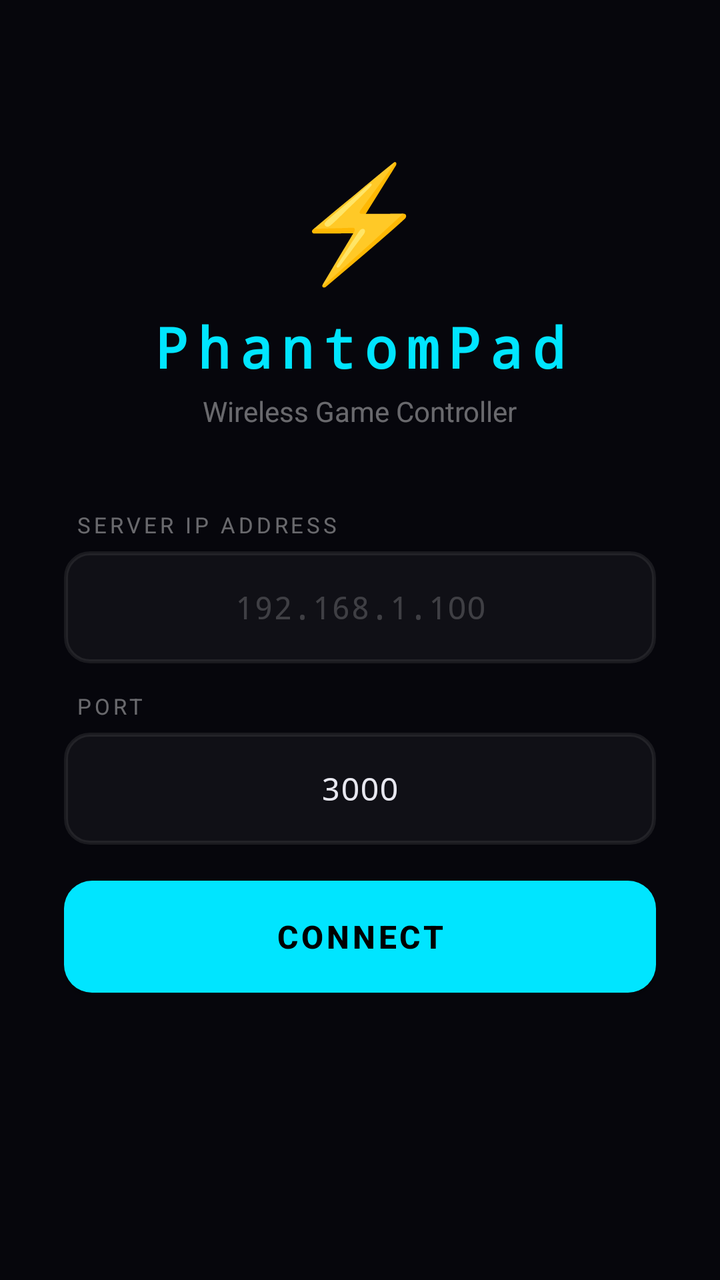
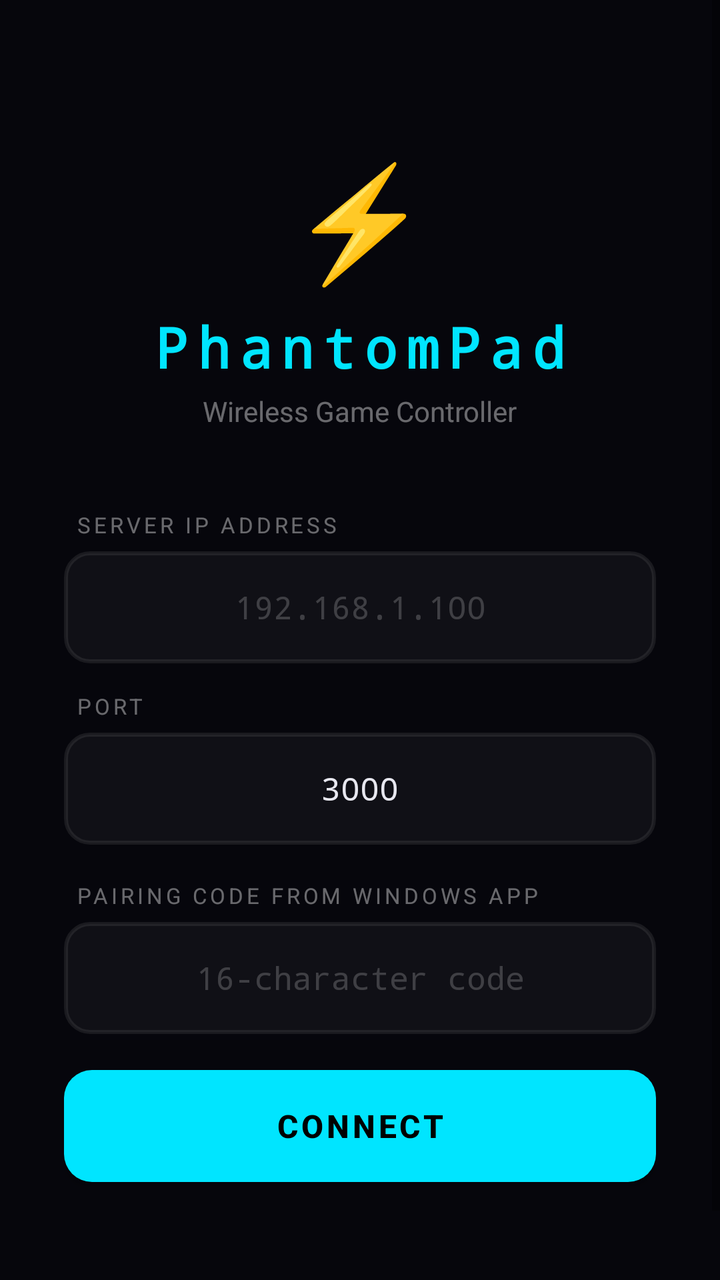

Before-and-after screenshots of an Android layout around one commit, followed by the original layout XML and the change that was made.
<!-- AndroidManifest.xml: activity theme Theme.PhantomPad -->
<!-- res/layout/activity_connect.xml -->
<?xml version="1.0" encoding="utf-8"?>
<ScrollView xmlns:android="http://schemas.android.com/apk/res/android"
    android:layout_width="match_parent"
    android:layout_height="match_parent"
    android:background="#FF06060C"
    android:fillViewport="true">

    <LinearLayout
        android:layout_width="match_parent"
        android:layout_height="wrap_content"
        android:orientation="vertical"
        android:gravity="center_horizontal"
        android:padding="32dp">

        
        <TextView
            android:layout_width="wrap_content"
            android:layout_height="wrap_content"
            android:text="⚡"
            android:textSize="56sp"
            android:layout_marginTop="40dp" />

        <TextView
            android:layout_width="wrap_content"
            android:layout_height="wrap_content"
            android:text="PhantomPad"
            android:textSize="28sp"
            android:textColor="@color/primary"
            android:textStyle="bold"
            android:fontFamily="monospace"
            android:letterSpacing="0.15"
            android:layout_marginTop="8dp" />

        <TextView
            android:layout_width="wrap_content"
            android:layout_height="wrap_content"
            android:text="Wireless Game Controller"
            android:textSize="14sp"
            android:textColor="#66FFFFFF"
            android:layout_marginTop="4dp"
            android:layout_marginBottom="40dp" />

        
        <TextView
            android:layout_width="match_parent"
            android:layout_height="wrap_content"
            android:text="SERVER IP ADDRESS"
            android:textSize="11sp"
            android:textColor="#66FFFFFF"
            android:letterSpacing="0.15"
            android:layout_marginBottom="6dp"
            android:layout_marginStart="4dp"
            android:maxWidth="380dp" />

        <EditText
            android:id="@+id/ip_input"
            android:layout_width="match_parent"
            android:layout_height="56dp"
            android:maxWidth="380dp"
            android:background="@drawable/input_background"
            android:hint="192.168.1.100"
            android:textColorHint="#33FFFFFF"
            android:textColor="#FFE8E8F0"
            android:textSize="16sp"
            android:fontFamily="monospace"
            android:gravity="center"
            android:inputType="textUri"
            android:padding="14dp"
            android:singleLine="true"
            android:layout_marginBottom="14dp"
            android:importantForAutofill="no" />

        
        <TextView
            android:layout_width="match_parent"
            android:layout_height="wrap_content"
            android:text="PORT"
            android:textSize="11sp"
            android:textColor="#66FFFFFF"
            android:letterSpacing="0.15"
            android:layout_marginBottom="6dp"
            android:layout_marginStart="4dp"
            android:maxWidth="380dp" />

        <EditText
            android:id="@+id/port_input"
            android:layout_width="match_parent"
            android:layout_height="56dp"
            android:maxWidth="380dp"
            android:background="@drawable/input_background"
            android:hint="3000"
            android:text="3000"
            android:textColorHint="#33FFFFFF"
            android:textColor="#FFE8E8F0"
            android:textSize="16sp"
            android:fontFamily="monospace"
            android:gravity="center"
            android:inputType="number"
            android:padding="14dp"
            android:singleLine="true"
            android:layout_marginBottom="18dp"
            android:importantForAutofill="no" />

        
        <Button
            android:id="@+id/connect_btn"
            android:layout_width="match_parent"
            android:layout_height="56dp"
            android:maxWidth="380dp"
            android:text="CONNECT"
            android:textSize="16sp"
            android:textStyle="bold"
            android:textColor="#FF000000"
            android:letterSpacing="0.1"
            android:background="@drawable/connect_button_background"
            android:layout_marginBottom="12dp" />

        
        <TextView
            android:id="@+id/status_text"
            android:layout_width="match_parent"
            android:layout_height="wrap_content"
            android:gravity="center"
            android:textSize="13sp"
            android:textColor="#66FFFFFF"
            android:layout_marginBottom="24dp"
            android:maxWidth="380dp" />

        
        <LinearLayout
            android:id="@+id/recent_section"
            android:layout_width="match_parent"
            android:layout_height="wrap_content"
            android:maxWidth="380dp"
            android:orientation="vertical"
            android:visibility="gone">

            <TextView
                android:layout_width="match_parent"
                android:layout_height="wrap_content"
                android:text="Recent Servers"
                android:textSize="12sp"
                android:textColor="#44FFFFFF"
                android:gravity="center"
                android:layout_marginBottom="12dp" />

            <LinearLayout
                android:id="@+id/recent_list"
                android:layout_width="match_parent"
                android:layout_height="wrap_content"
                android:orientation="vertical" />

        </LinearLayout>

    </LinearLayout>
</ScrollView>
<!-- resources referenced by this layout -->
<resources>
  <color name="primary">#FF00E5FF</color>
  <!-- drawable connect_button_background (drawable) -->
  <?xml version="1.0" encoding="utf-8"?>
  <shape xmlns:android="http://schemas.android.com/apk/res/android"
      android:shape="rectangle">
      <gradient
          android:startColor="#FF00E5FF"
          android:endColor="#FF00B8D4"
          android:angle="135" />
      <corners android:radius="14dp" />
  </shape>
  <!-- drawable input_background (drawable) -->
  <?xml version="1.0" encoding="utf-8"?>
  <shape xmlns:android="http://schemas.android.com/apk/res/android"
      android:shape="rectangle">
      <solid android:color="#0AFFFFFF" />
      <stroke android:width="2dp" android:color="#14FFFFFF" />
      <corners android:radius="12dp" />
  </shape>
  <style name="Theme.PhantomPad" parent="Theme.MaterialComponents.DayNight.NoActionBar">
          <item name="colorPrimary">@color/primary</item>
          <item name="colorPrimaryDark">@color/primary_dark</item>
          <item name="colorAccent">@color/primary</item>
          <item name="colorSecondary">@color/secondary</item>
          <item name="android:windowBackground">@color/background</item>
          <item name="android:statusBarColor">@color/background</item>
          <item name="android:navigationBarColor">@color/background</item>
          <item name="android:textColor">@color/text</item>
          <item name="android:windowNoTitle">true</item>
          <item name="android:windowActionBar">false</item>
      </style>
  <color name="primary_dark">#FF00B8D4</color>
  <color name="secondary">#FF7C4DFF</color>
  <color name="background">#FF06060C</color>
  <color name="text">#FFE8E8F0</color>
</resources>

<!-- the commit's change to res/layout/activity_connect.xml (unified diff, before → after) -->
@@ -101,6 +101,36 @@
             android:layout_marginBottom="18dp"
             android:importantForAutofill="no" />
 
+        <TextView
+            android:layout_width="match_parent"
+            android:layout_height="wrap_content"
+            android:text="PAIRING CODE FROM WINDOWS APP"
+            android:textSize="11sp"
+            android:textColor="#66FFFFFF"
+            android:letterSpacing="0.15"
+            android:layout_marginBottom="6dp"
+            android:layout_marginStart="4dp"
+            android:maxWidth="380dp" />
+
+        <EditText
+            android:id="@+id/pairing_code_input"
+            android:layout_width="match_parent"
+            android:layout_height="56dp"
+            android:maxWidth="380dp"
+            android:background="@drawable/input_background"
+            android:hint="16-character code"
+            android:textColorHint="#33FFFFFF"
+            android:textColor="#FFE8E8F0"
+            android:textSize="16sp"
+            android:fontFamily="monospace"
+            android:gravity="center"
+            android:inputType="textCapCharacters|textNoSuggestions"
+            android:maxLength="16"
+            android:padding="14dp"
+            android:singleLine="true"
+            android:layout_marginBottom="18dp"
+            android:importantForAutofill="no" />
+
         
         <Button
             android:id="@+id/connect_btn"
